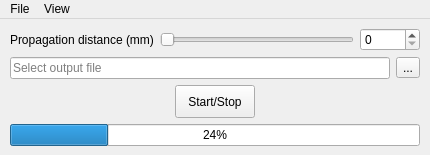
Old version of the form Holovibes/lightui.ui in the repository DigitalHolography/Holovibes.
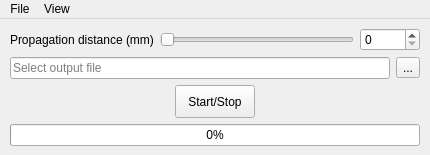
New version of the form. Custom widgets are drawn as their Qt base class.

Commit message: progressBar record status color started

The edit to the form file:
```diff
--- a/Holovibes/lightui.ui
+++ b/Holovibes/lightui.ui
@@ -146,7 +146,7 @@
     <item>
      <widget class="QProgressBar" name="recordProgressBar">
       <property name="value">
-       <number>24</number>
+       <number>0</number>
       </property>
      </widget>
     </item>
```
The commit also changes 2 other files.
